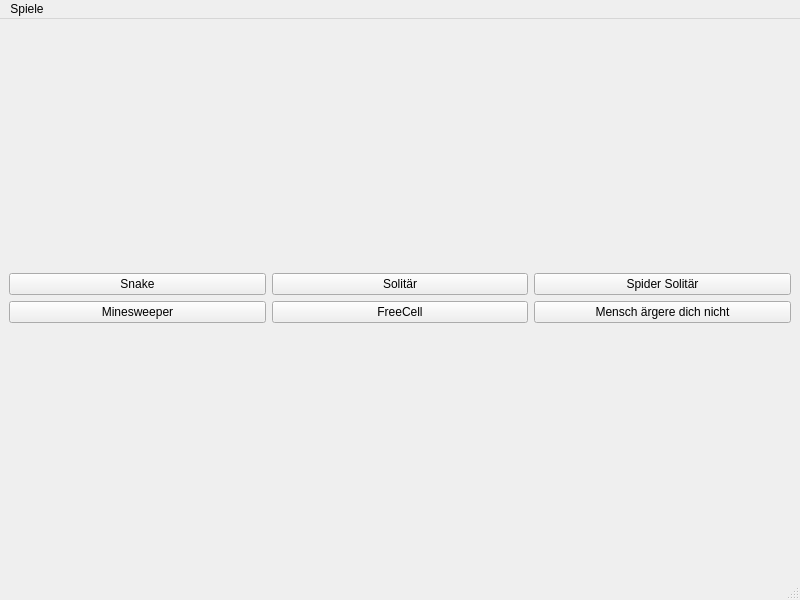
Old version of the form mainwindow.ui in the repository CloverGoblin/-GamingSuite.
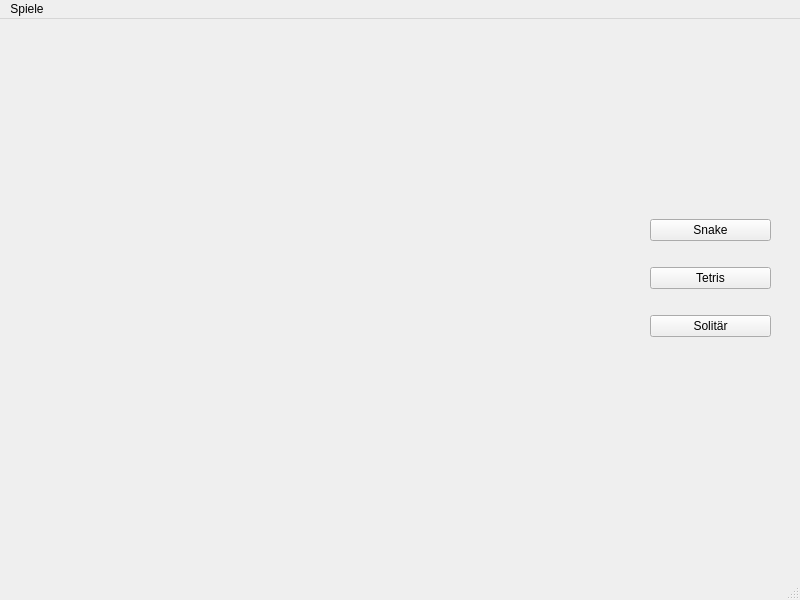
New version of the form.

Commit message: Creating Snake

The edit to the form file:
```diff
--- a/mainwindow.ui
+++ b/mainwindow.ui
@@ -14,57 +14,39 @@
    <string>MainWindow</string>
   </property>
   <widget class="QWidget" name="centralwidget">
-   <layout class="QGridLayout" name="gridLayout_2">
-    <item row="0" column="1">
-     <layout class="QGridLayout" name="gridLayout">
-      <item row="0" column="1">
-       <widget class="QPushButton" name="pushButton_2">
-        <property name="text">
-         <string>Solitär</string>
-        </property>
-       </widget>
-      </item>
-      <item row="0" column="0">
-       <widget class="QPushButton" name="pushButton">
-        <property name="enabled">
-         <bool>true</bool>
-        </property>
+   <widget class="QWidget" name="verticalLayoutWidget">
+    <property name="geometry">
+     <rect>
+      <x>650</x>
+      <y>180</y>
+      <width>121</width>
+      <height>161</height>
+     </rect>
+    </property>
+    <layout class="QVBoxLayout" name="verticalLayout">
+     <item>
+      <widget class="QPushButton" name="Snake">
         <property name="text">
          <string>Snake</string>
         </property>
        </widget>
       </item>
-      <item row="0" column="2">
-       <widget class="QPushButton" name="pushButton_3">
+     <item>
+      <widget class="QPushButton" name="Tetris">
         <property name="text">
-         <string>Spider Solitär</string>
+        <string>Tetris</string>
         </property>
        </widget>
       </item>
-      <item row="1" column="0">
-       <widget class="QPushButton" name="pushButton_4">
+     <item>
+      <widget class="QPushButton" name="Solitaer">
         <property name="text">
-         <string>Minesweeper</string>
+        <string>Solitär</string>
         </property>
        </widget>
       </item>
-      <item row="1" column="1">
-       <widget class="QPushButton" name="pushButton_5">
-        <property name="text">
-         <string>FreeCell</string>
-        </property>
-       </widget>
-      </item>
-      <item row="1" column="2">
-       <widget class="QPushButton" name="pushButton_6">
-        <property name="text">
-         <string>Mensch ärgere dich nicht</string>
-        </property>
-       </widget>
-      </item>
-     </layout>
-    </item>
-   </layout>
+    </layout>
+   </widget>
   </widget>
   <widget class="QMenuBar" name="menubar">
    <property name="geometry">
```
Left out of the diff: 2 changed lines with no effect on the pictures. Lines whose indentation alone changed are shown as unchanged. The commit also changes 4 other files.
